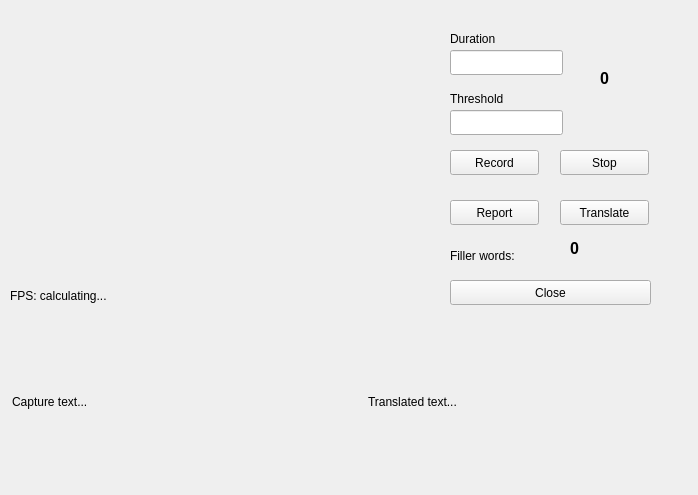
bluegene92/sane_project2, file main.ui: the form before one commit.
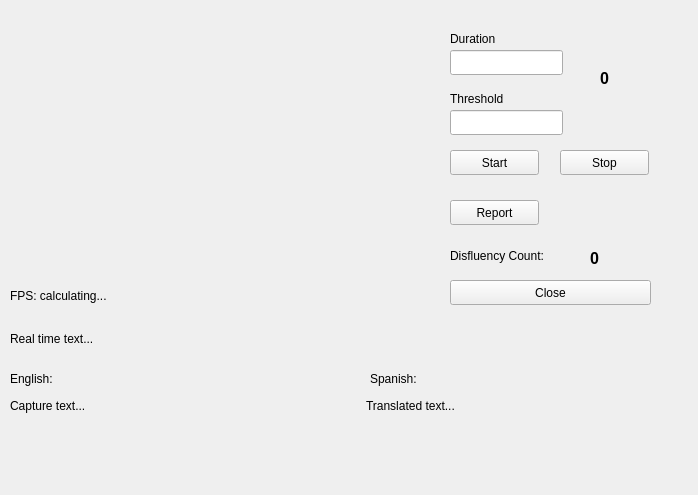
The form after the commit.

Commit message: Fix time color

Patch:
```diff
--- a/main.ui
+++ b/main.ui
@@ -106,7 +106,7 @@
     </rect>
    </property>
    <property name="text">
-    <string>Record</string>
+    <string>Start</string>
    </property>
   </widget>
   <widget class="QPushButton" name="stopButton">
@@ -135,30 +135,17 @@
     <string>Report</string>
    </property>
   </widget>
-  <widget class="QPushButton" name="translateButton">
-   <property name="geometry">
-    <rect>
-     <x>560</x>
-     <y>200</y>
-     <width>89</width>
-     <height>25</height>
-    </rect>
-   </property>
-   <property name="text">
-    <string>Translate</string>
-   </property>
-  </widget>
   <widget class="QLabel" name="label_4">
    <property name="geometry">
     <rect>
      <x>450</x>
      <y>240</y>
-     <width>111</width>
+     <width>131</width>
      <height>31</height>
     </rect>
    </property>
    <property name="text">
-    <string>Filler words:</string>
+    <string>Disfluency Count:</string>
    </property>
   </widget>
   <widget class="QLabel" name="fps">
@@ -216,8 +203,8 @@
   <widget class="QLabel" name="disfluencyCountLabel">
    <property name="geometry">
     <rect>
-     <x>570</x>
-     <y>240</y>
+     <x>590</x>
+     <y>250</y>
      <width>67</width>
      <height>17</height>
     </rect>
@@ -236,10 +223,10 @@
   <widget class="QWidget" name="horizontalLayoutWidget">
    <property name="geometry">
     <rect>
-     <x>12</x>
-     <y>321</y>
+     <x>10</x>
+     <y>390</y>
      <width>661</width>
-     <height>161</height>
+     <height>31</height>
     </rect>
    </property>
    <layout class="QHBoxLayout" name="horizontalLayout">
@@ -265,6 +252,45 @@
     </item>
    </layout>
   </widget>
+  <widget class="QLabel" name="label_3">
+   <property name="geometry">
+    <rect>
+     <x>10</x>
+     <y>370</y>
+     <width>67</width>
+     <height>17</height>
+    </rect>
+   </property>
+   <property name="text">
+    <string>English:</string>
+   </property>
+  </widget>
+  <widget class="QLabel" name="label_5">
+   <property name="geometry">
+    <rect>
+     <x>370</x>
+     <y>370</y>
+     <width>67</width>
+     <height>17</height>
+    </rect>
+   </property>
+   <property name="text">
+    <string>Spanish:</string>
+   </property>
+  </widget>
+  <widget class="QLabel" name="realtimeTextLabel">
+   <property name="geometry">
+    <rect>
+     <x>10</x>
+     <y>330</y>
+     <width>661</width>
+     <height>17</height>
+    </rect>
+   </property>
+   <property name="text">
+    <string>Real time text...</string>
+   </property>
+  </widget>
  </widget>
  <resources/>
  <connections/>
```
The commit also changes 7 other files.
